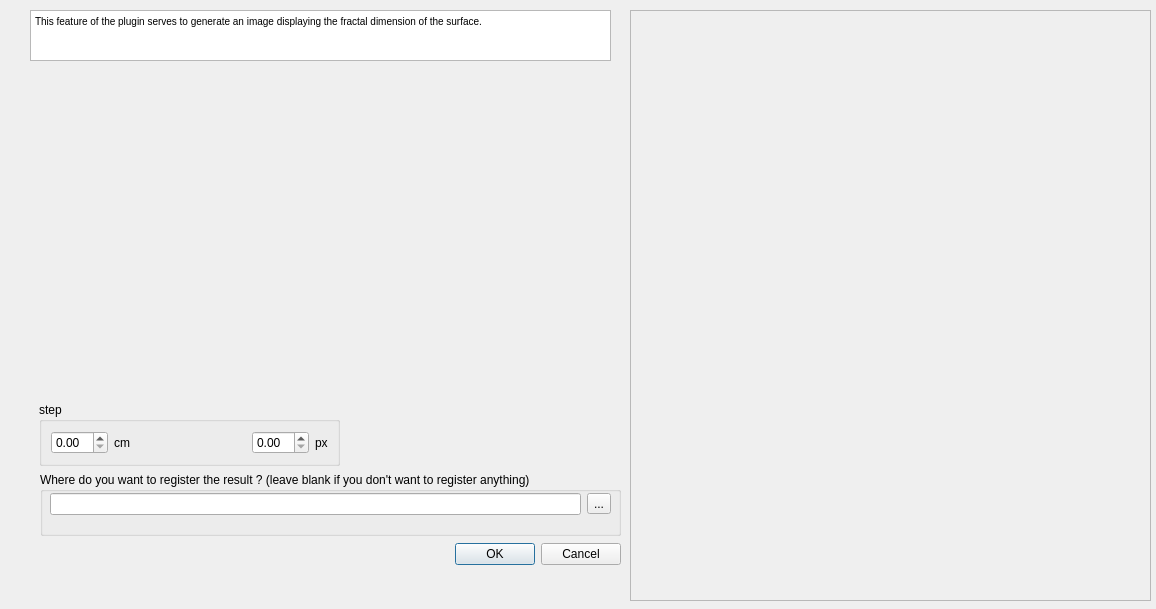
The window that plugins/example/qSeismicDeli/ui/elevationModel.ui (Taraique/CloudCompare) describes before a commit, drawn with Qt 5.
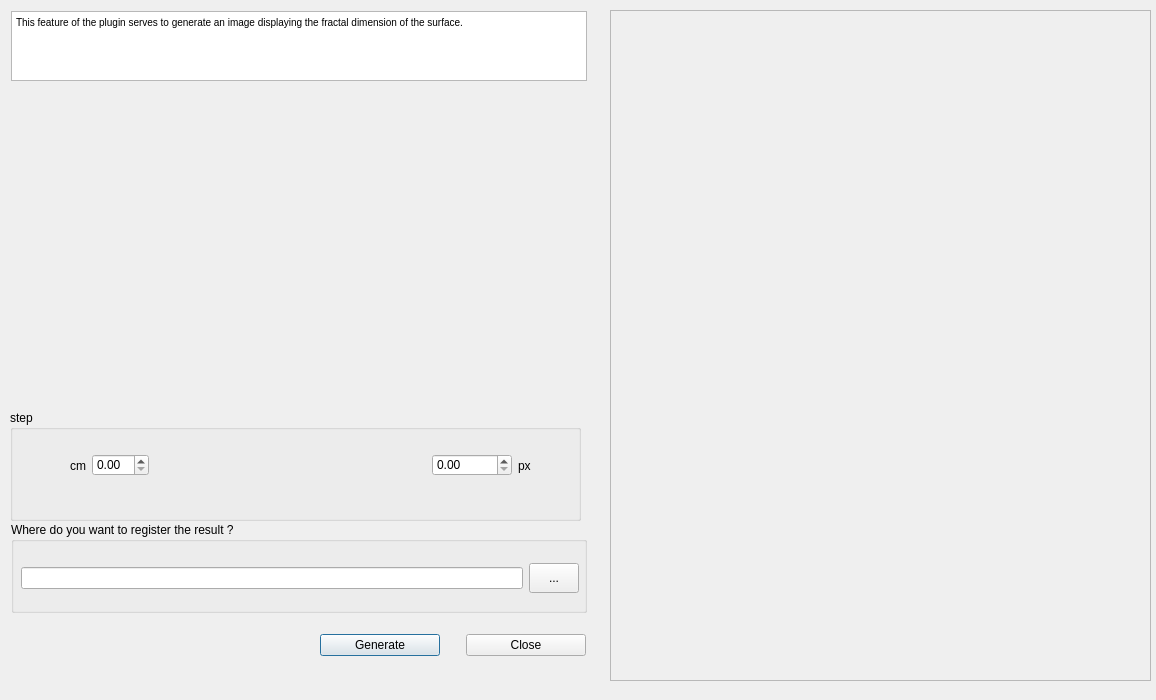
The same window after the commit.

Commit message: Enfin un résultat

Diff of the .ui file:
```diff
--- a/plugins/example/qSeismicDeli/ui/elevationModel.ui
+++ b/plugins/example/qSeismicDeli/ui/elevationModel.ui
@@ -7,7 +7,7 @@
     <x>0</x>
     <y>0</y>
     <width>1156</width>
-    <height>609</height>
+    <height>700</height>
    </rect>
   </property>
   <property name="minimumSize">
@@ -19,77 +19,150 @@
   <property name="windowTitle">
    <string>Import profile</string>
   </property>
-  <widget class="QDialogButtonBox" name="buttonBox">
+  <widget class="QFrame" name="frame">
    <property name="geometry">
     <rect>
-     <x>40</x>
-     <y>540</y>
-     <width>581</width>
-     <height>28</height>
+     <x>610</x>
+     <y>10</y>
+     <width>541</width>
+     <height>671</height>
     </rect>
    </property>
-   <property name="orientation">
-    <enum>Qt::Horizontal</enum>
+   <property name="sizePolicy">
+    <sizepolicy hsizetype="Expanding" vsizetype="Minimum">
+     <horstretch>0</horstretch>
+     <verstretch>0</verstretch>
+    </sizepolicy>
    </property>
-   <property name="standardButtons">
-    <set>QDialogButtonBox::Cancel|QDialogButtonBox::Ok</set>
+   <property name="minimumSize">
+    <size>
+     <width>521</width>
+     <height>591</height>
+    </size>
+   </property>
+   <property name="autoFillBackground">
+    <bool>false</bool>
+   </property>
+   <property name="frameShape">
+    <enum>QFrame::StyledPanel</enum>
+   </property>
+   <property name="frameShadow">
+    <enum>QFrame::Raised</enum>
    </property>
   </widget>
-  <widget class="QGroupBox" name="groupBox">
-   <property name="geometry">
-    <rect>
-     <x>40</x>
-     <y>472</y>
-     <width>581</width>
-     <height>64</height>
-    </rect>
-   </property>
-   <property name="title">
-    <string>Where do you want to register the result ? (leave blank if you don't want to register anything)</string>
-   </property>
    <widget class="QWidget" name="layoutWidget">
     <property name="geometry">
      <rect>
-      <x>10</x>
-      <y>20</y>
-      <width>561</width>
-      <height>24</height>
+     <x>320</x>
+     <y>630</y>
+     <width>266</width>
+     <height>30</height>
      </rect>
     </property>
     <layout class="QHBoxLayout" name="horizontalLayout">
      <item>
-      <widget class="QLineEdit" name="FilePath"/>
+     <widget class="QPushButton" name="Generate">
+      <property name="text">
+       <string>Generate</string>
+      </property>
+     </widget>
      </item>
      <item>
-      <widget class="QToolButton" name="browseToolButton">
+     <spacer name="horizontalSpacer_3">
+      <property name="orientation">
+       <enum>Qt::Horizontal</enum>
+      </property>
+      <property name="sizeType">
+       <enum>QSizePolicy::Preferred</enum>
+      </property>
+      <property name="sizeHint" stdset="0">
+       <size>
+        <width>20</width>
+        <height>19</height>
+       </size>
+      </property>
+     </spacer>
+    </item>
+    <item>
+     <widget class="QPushButton" name="Close">
        <property name="text">
-        <string notr="true">...</string>
+       <string>Close</string>
        </property>
       </widget>
      </item>
     </layout>
    </widget>
+  <widget class="QTextBrowser" name="textBrowser">
+   <property name="enabled">
+    <bool>true</bool>
+   </property>
+   <property name="geometry">
+    <rect>
+     <x>11</x>
+     <y>11</y>
+     <width>576</width>
+     <height>70</height>
+    </rect>
+   </property>
+   <property name="sizePolicy">
+    <sizepolicy hsizetype="Preferred" vsizetype="Preferred">
+     <horstretch>0</horstretch>
+     <verstretch>0</verstretch>
+    </sizepolicy>
+   </property>
+   <property name="maximumSize">
+    <size>
+     <width>16777215</width>
+     <height>70</height>
+    </size>
+   </property>
+   <property name="tabletTracking">
+    <bool>false</bool>
+   </property>
+   <property name="layoutDirection">
+    <enum>Qt::LeftToRight</enum>
+   </property>
+   <property name="autoFillBackground">
+    <bool>false</bool>
+   </property>
+   <property name="html">
+    <string>&lt;!DOCTYPE HTML PUBLIC &quot;-//W3C//DTD HTML 4.0//EN&quot; &quot;http://www.w3.org/TR/REC-html40/strict.dtd&quot;&gt;
+&lt;html&gt;&lt;head&gt;&lt;meta name=&quot;qrichtext&quot; content=&quot;1&quot; /&gt;&lt;style type=&quot;text/css&quot;&gt;
+p, li { white-space: pre-wrap; }
+&lt;/style&gt;&lt;/head&gt;&lt;body style=&quot; font-family:'MS Shell Dlg 2'; font-size:7.8pt; font-weight:400; font-style:normal;&quot;&gt;
+&lt;p style=&quot; margin-top:0px; margin-bottom:0px; margin-left:0px; margin-right:0px; -qt-block-indent:0; text-indent:0px;&quot;&gt;&lt;span style=&quot; font-family:'MS Shell Dlg 2';&quot;&gt;This feature of the plugin serves to generate an image displaying the fractal dimension of the surface.&lt;/span&gt;&lt;/p&gt;&lt;/body&gt;&lt;/html&gt;</string>
+   </property>
   </widget>
   <widget class="QGroupBox" name="groupBox_2">
    <property name="geometry">
     <rect>
-     <x>39</x>
-     <y>402</y>
-     <width>301</width>
-     <height>64</height>
+     <x>10</x>
+     <y>410</y>
+     <width>571</width>
+     <height>111</height>
     </rect>
    </property>
    <property name="title">
     <string>step</string>
    </property>
-   <layout class="QVBoxLayout" name="verticalLayout">
-    <item>
+   <widget class="QWidget" name="layoutWidget">
+    <property name="geometry">
+     <rect>
+      <x>60</x>
+      <y>30</y>
+      <width>461</width>
+      <height>51</height>
+     </rect>
+    </property>
      <layout class="QHBoxLayout" name="horizontalLayout_2">
-      <item>
-       <widget class="QDoubleSpinBox" name="cmBOX"/>
-      </item>
       <item>
        <widget class="QLabel" name="label">
+       <property name="minimumSize">
+        <size>
+         <width>0</width>
+         <height>49</height>
+        </size>
+       </property>
         <property name="maximumSize">
          <size>
           <width>20</width>
@@ -101,6 +174,16 @@
         </property>
        </widget>
       </item>
+     <item>
+      <widget class="QDoubleSpinBox" name="cmBOX">
+       <property name="maximumSize">
+        <size>
+         <width>80</width>
+         <height>22</height>
+        </size>
+       </property>
+      </widget>
+     </item>
       <item>
        <spacer name="horizontalSpacer">
         <property name="orientation">
@@ -115,7 +198,23 @@
        </spacer>
       </item>
       <item>
-       <widget class="QDoubleSpinBox" name="pxBOX"/>
+      <widget class="QDoubleSpinBox" name="pxBOX">
+       <property name="enabled">
+        <bool>true</bool>
+       </property>
+       <property name="minimumSize">
+        <size>
+         <width>80</width>
+         <height>22</height>
+        </size>
+       </property>
+       <property name="maximumSize">
+        <size>
+         <width>80</width>
+         <height>22</height>
+        </size>
+       </property>
+      </widget>
       </item>
       <item>
        <widget class="QLabel" name="label_2">
@@ -131,56 +230,55 @@
        </widget>
       </item>
      </layout>
+   </widget>
+  </widget>
+  <widget class="QGroupBox" name="groupBox">
+   <property name="geometry">
+    <rect>
+     <x>11</x>
+     <y>522</y>
+     <width>576</width>
+     <height>91</height>
+    </rect>
+   </property>
+   <property name="title">
+    <string>Where do you want to register the result ?</string>
+   </property>
+   <widget class="QWidget" name="">
+    <property name="geometry">
+     <rect>
+      <x>10</x>
+      <y>40</y>
+      <width>558</width>
+      <height>32</height>
+     </rect>
+    </property>
+    <layout class="QHBoxLayout" name="horizontalLayout_3">
+     <item>
+      <widget class="QLineEdit" name="FilePath">
+       <property name="minimumSize">
+        <size>
+         <width>500</width>
+         <height>22</height>
+        </size>
+       </property>
+      </widget>
+     </item>
+     <item>
+      <widget class="QToolButton" name="browseToolButton">
+       <property name="minimumSize">
+        <size>
+         <width>50</width>
+         <height>30</height>
+        </size>
+       </property>
+       <property name="text">
+        <string notr="true">...</string>
+       </property>
+      </widget>
     </item>
    </layout>
   </widget>
-  <widget class="QTextBrowser" name="textBrowser">
-   <property name="geometry">
-    <rect>
-     <x>30</x>
-     <y>10</y>
-     <width>581</width>
-     <height>51</height>
-    </rect>
-   </property>
-   <property name="html">
-    <string>&lt;!DOCTYPE HTML PUBLIC &quot;-//W3C//DTD HTML 4.0//EN&quot; &quot;http://www.w3.org/TR/REC-html40/strict.dtd&quot;&gt;
-&lt;html&gt;&lt;head&gt;&lt;meta name=&quot;qrichtext&quot; content=&quot;1&quot; /&gt;&lt;style type=&quot;text/css&quot;&gt;
-p, li { white-space: pre-wrap; }
-&lt;/style&gt;&lt;/head&gt;&lt;body style=&quot; font-family:'MS Shell Dlg 2'; font-size:7.8pt; font-weight:400; font-style:normal;&quot;&gt;
-&lt;p style=&quot; margin-top:0px; margin-bottom:0px; margin-left:0px; margin-right:0px; -qt-block-indent:0; text-indent:0px;&quot;&gt;This feature of the plugin serves to generate an image displaying the fractal dimension of the surface.&lt;/p&gt;&lt;/body&gt;&lt;/html&gt;</string>
-   </property>
-  </widget>
-  <widget class="QFrame" name="frame">
-   <property name="geometry">
-    <rect>
-     <x>630</x>
-     <y>10</y>
-     <width>521</width>
-     <height>591</height>
-    </rect>
-   </property>
-   <property name="sizePolicy">
-    <sizepolicy hsizetype="Expanding" vsizetype="Minimum">
-     <horstretch>0</horstretch>
-     <verstretch>0</verstretch>
-    </sizepolicy>
-   </property>
-   <property name="minimumSize">
-    <size>
-     <width>521</width>
-     <height>591</height>
-    </size>
-   </property>
-   <property name="autoFillBackground">
-    <bool>false</bool>
-   </property>
-   <property name="frameShape">
-    <enum>QFrame::StyledPanel</enum>
-   </property>
-   <property name="frameShadow">
-    <enum>QFrame::Raised</enum>
-   </property>
   </widget>
  </widget>
  <resources/>
```
Left out of the diff: 35 changed lines with no effect on the pictures. Lines whose indentation alone changed are shown as unchanged. The commit also changes 2 other files.
